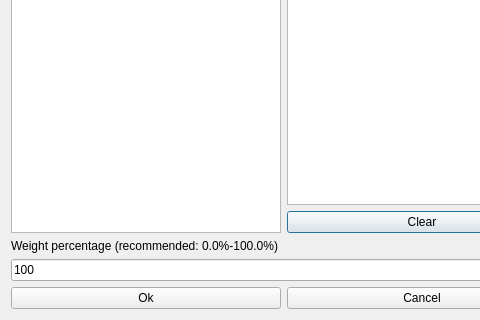
Qt form fet/src/interface/modifyconstraintactivitytagpreferredroomsform_template.ui (vonmecheln/fet) before a commit; both pictures show x 0 to 480 and y 165 to 485 of the 568 by 485 pixel window.
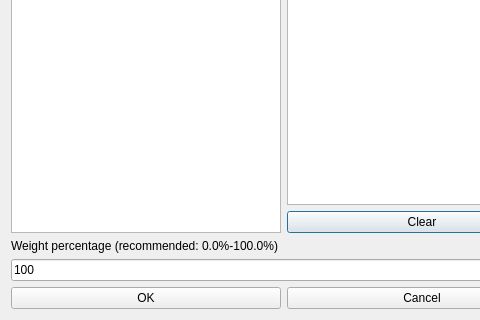
The same form after that commit.

The edit to the form file:
```diff
--- a/fet/src/interface/modifyconstraintactivitytagpreferredroomsform_template.ui
+++ b/fet/src/interface/modifyconstraintactivitytagpreferredroomsform_template.ui
@@ -112,7 +112,7 @@
      <item>
       <widget class="QPushButton" name="okPushButton">
        <property name="text">
-        <string>Ok</string>
+        <string>OK</string>
        </property>
       </widget>
      </item>
```
